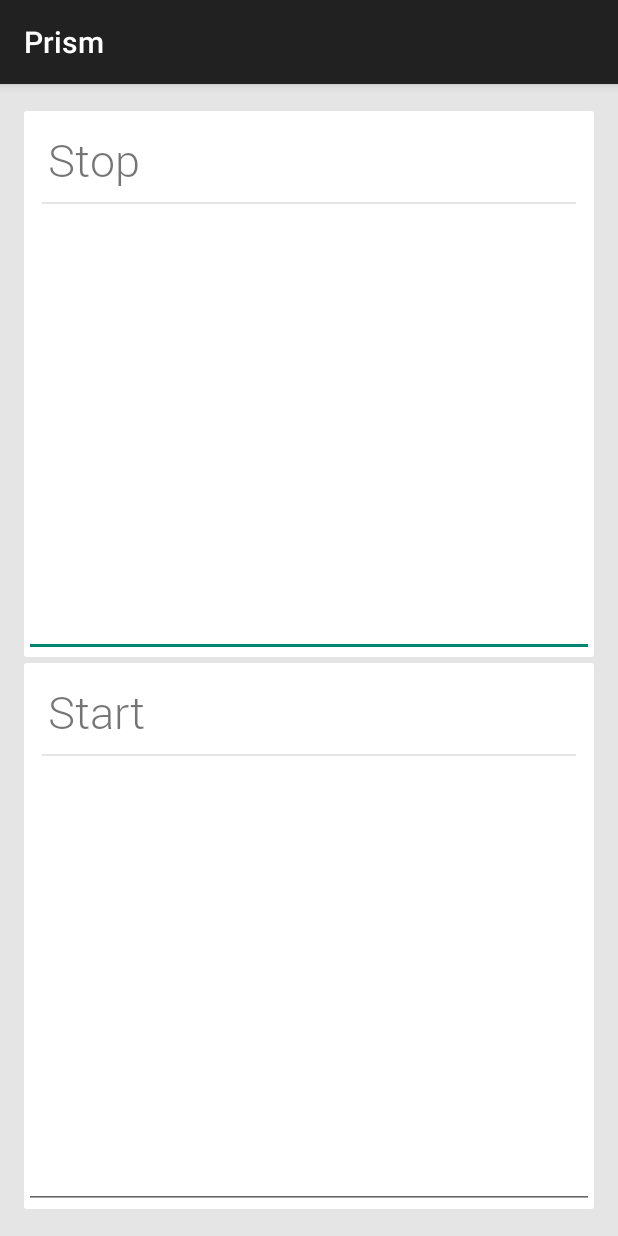
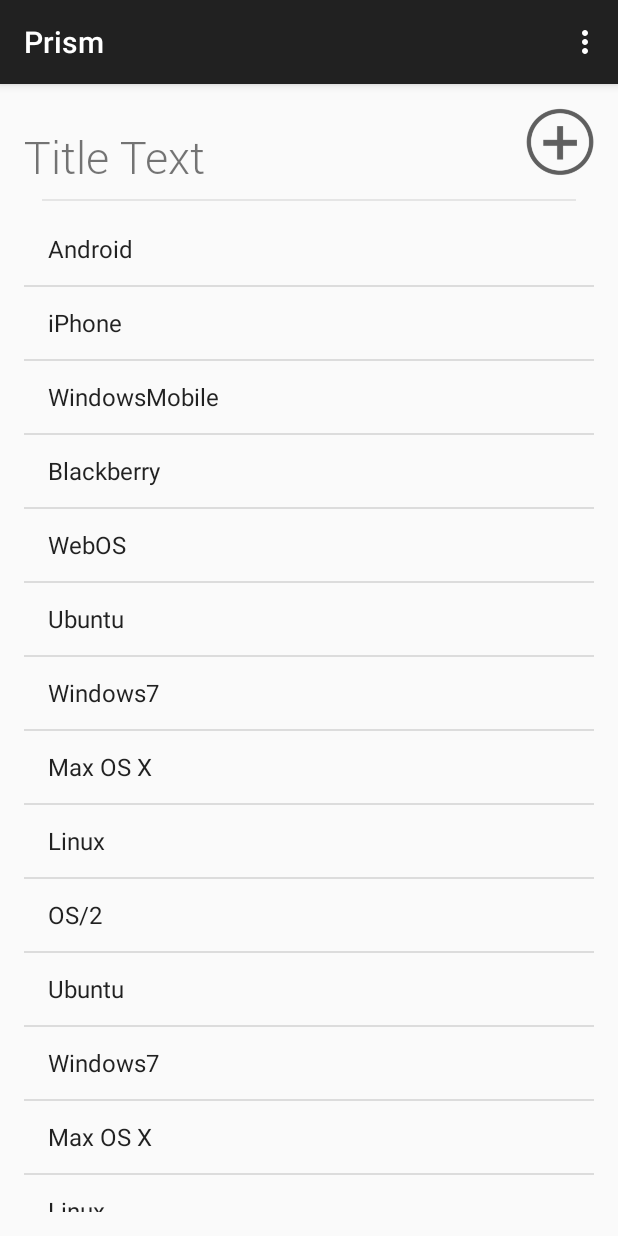
Before and after one commit to phyous/prism, an Android app: the screen it shows after launch (GraderActivity before the commit, TimelineActivity after it), on a phone screen of 412 x 824 dp. Run offline under Robolectric (Android 15) with nearby library versions, the phone set to English and light mode, and no system bars.

Commit message:
Added activity for viewing timeline of entries

```diff
--- a/Prism/src/main/java/com/phyous/prism/GraderCardFragment.java
+++ b/Prism/src/main/java/com/phyous/prism/GraderCardFragment.java
@@ -1,10 +1,12 @@
 package com.phyous.prism;
 
+import android.content.Intent;
 import android.os.Bundle;
 import android.support.v4.app.Fragment;
 import android.view.LayoutInflater;
 import android.view.View;
 import android.view.ViewGroup;
+import android.widget.ImageView;
 
 import com.phyous.prism.widget.TypefacedTextView;
 
--- /dev/null
+++ b/Prism/src/main/java/com/phyous/prism/TimelineActivity.java
@@ -0,0 +1,48 @@
+package com.phyous.prism;
+
+import android.support.v7.app.ActionBarActivity;
+import android.support.v7.app.ActionBar;
+import android.support.v4.app.Fragment;
+import android.os.Bundle;
+import android.view.LayoutInflater;
+import android.view.Menu;
+import android.view.MenuItem;
+import android.view.View;
+import android.view.ViewGroup;
+import android.os.Build;
+
+public class TimelineActivity extends ActionBarActivity {
+
+    @Override
+    protected void onCreate(Bundle savedInstanceState) {
+        super.onCreate(savedInstanceState);
+        setContentView(R.layout.activity_timeline);
+
+        if (savedInstanceState == null) {
+            getSupportFragmentManager().beginTransaction()
+                    .add(R.id.container, new TimelineListFragment())
+                    .commit();
+        }
+    }
+
+
+    @Override
+    public boolean onCreateOptionsMenu(Menu menu) {
+
+        // Inflate the menu; this adds items to the action bar if it is present.
+        getMenuInflater().inflate(R.menu.timeline, menu);
+        return true;
+    }
+
+    @Override
+    public boolean onOptionsItemSelected(MenuItem item) {
+        // Handle action bar item clicks here. The action bar will
+        // automatically handle clicks on the Home/Up button, so long
+        // as you specify a parent activity in AndroidManifest.xml.
+        int id = item.getItemId();
+        if (id == R.id.action_settings) {
+            return true;
+        }
+        return super.onOptionsItemSelected(item);
+    }
+}
--- /dev/null
+++ b/Prism/src/main/java/com/phyous/prism/TimelineListFragment.java
@@ -0,0 +1,91 @@
+package com.phyous.prism;
+
+import android.content.Context;
+import android.content.Intent;
+import android.os.Bundle;
+import android.support.v4.app.Fragment;
+import android.view.LayoutInflater;
+import android.view.View;
+import android.view.ViewGroup;
+import android.widget.AdapterView;
+import android.widget.ArrayAdapter;
+import android.widget.ImageView;
+import android.widget.ListView;
+import android.widget.Toast;
+
+import java.util.ArrayList;
+import java.util.HashMap;
+import java.util.List;
+
+public class TimelineListFragment extends Fragment {
+
+    public TimelineListFragment() {
+    }
+
+    @Override
+    public View onCreateView(LayoutInflater inflater, ViewGroup container,
+            Bundle savedInstanceState) {
+        View rootView = inflater.inflate(R.layout.fragment_timeline, container, false);
+
+        final ImageView button = (ImageView) rootView.findViewById(R.id.plus_icon);
+        button.setOnClickListener(new View.OnClickListener() {
+            @Override
+            public void onClick(View v) {
+                Intent intent = new Intent(getActivity(), GraderActivity.class);
+                startActivity(intent);
+            }
+        });
+
+        final ListView listview = (ListView) rootView.findViewById(R.id.listview);
+        String[] values = new String[]{"Android", "iPhone", "WindowsMobile",
+                "Blackberry", "WebOS", "Ubuntu", "Windows7", "Max OS X",
+                "Linux", "OS/2", "Ubuntu", "Windows7", "Max OS X", "Linux",
+                "OS/2", "Ubuntu", "Windows7", "Max OS X", "Linux", "OS/2",
+                "Android", "iPhone", "WindowsMobile"};
+
+        final ArrayList<String> list = new ArrayList<String>();
+        for (int i = 0; i < values.length; ++i) {
+            list.add(values[i]);
+        }
+        final StableArrayAdapter adapter = new StableArrayAdapter(getActivity(),
+                android.R.layout.simple_list_item_1, list);
+        listview.setAdapter(adapter);
+
+        listview.setOnItemClickListener(new AdapterView.OnItemClickListener() {
+            @Override
+            public void onItemClick(AdapterView<?> parent, View view,
+                    int position, long id) {
+                Toast.makeText(getActivity(),
+                        "Click ListItem Number " + position, Toast.LENGTH_SHORT)
+                        .show();
+            }
+        });
+
+        return rootView;
+    }
+
+    private class StableArrayAdapter extends ArrayAdapter<String> {
+
+        HashMap<String, Integer> mIdMap = new HashMap<String, Integer>();
+
+        public StableArrayAdapter(Context context, int textViewResourceId,
+                List<String> objects) {
+            super(context, textViewResourceId, objects);
+            for (int i = 0; i < objects.size(); ++i) {
+                mIdMap.put(objects.get(i), i);
+            }
+        }
+
+        @Override
+        public long getItemId(int position) {
+            String item = getItem(position);
+            return mIdMap.get(item);
+        }
+
+        @Override
+        public boolean hasStableIds() {
+            return true;
+        }
+
+    }
+}
--- /dev/null
+++ b/Prism/src/main/res/layout/activity_timeline.xml
@@ -0,0 +1,7 @@
+<FrameLayout xmlns:android="http://schemas.android.com/apk/res/android"
+    xmlns:tools="http://schemas.android.com/tools"
+    android:id="@+id/container"
+    android:layout_width="match_parent"
+    android:layout_height="match_parent"
+    tools:context="com.phyous.prism.TimelineActivity"
+    tools:ignore="MergeRootFrame" />
--- a/Prism/src/main/res/layout/fragment_grader_card.xml
+++ b/Prism/src/main/res/layout/fragment_grader_card.xml
@@ -1,12 +1,13 @@
 <RelativeLayout xmlns:android="http://schemas.android.com/apk/res/android"
                 xmlns:tools="http://schemas.android.com/tools"
                 xmlns:app="http://schemas.android.com/apk/res-auto"
+                android:id="@+id/grader_card"
                 android:layout_width="match_parent"
                 android:layout_height="match_parent"
                 android:paddingTop="@dimen/card_vertical_margin"
                 android:paddingBottom="@dimen/card_vertical_margin"
                 android:background="@color/background_grey"
-                tools:context=".MainActivity$PlaceholderFragment">
+                tools:context=".GraderCardFragment">
 
     <RelativeLayout
             android:layout_width="match_parent"
--- /dev/null
+++ b/Prism/src/main/res/layout/fragment_timeline.xml
@@ -0,0 +1,48 @@
+<RelativeLayout xmlns:android="http://schemas.android.com/apk/res/android"
+    xmlns:tools="http://schemas.android.com/tools"
+    xmlns:app="http://schemas.android.com/apk/res-auto"
+    android:layout_width="match_parent"
+    android:layout_height="match_parent"
+    android:paddingLeft="@dimen/activity_horizontal_margin"
+    android:paddingRight="@dimen/activity_horizontal_margin"
+    android:paddingTop="@dimen/activity_vertical_margin"
+    android:paddingBottom="@dimen/activity_vertical_margin"
+    tools:context="com.phyous.prism.TimelineActivity$PlaceholderFragment">
+
+    <com.phyous.prism.widget.TypefacedTextView
+            android:id="@+id/title"
+            android:text="Title Text"
+            android:layout_width="wrap_content"
+            android:layout_height="wrap_content"
+            android:textSize="30sp"
+            android:paddingTop="12dp"
+            app:typeface="fonts/Roboto-Light.ttf"
+            />
+
+
+    <ImageView
+            android:id="@+id/plus_icon"
+            android:layout_alignParentRight="true"
+            android:layout_alignParentTop="true"
+            android:layout_width="45dp"
+            android:layout_height="45dp"
+            android:src="@drawable/plus"/>
+
+    <View
+            android:id="@+id/div_bar"
+            android:layout_below="@id/title"
+            android:layout_width="match_parent"
+            android:layout_height="1dp"
+            android:layout_marginTop="8dp"
+            android:layout_marginBottom="8dp"
+            android:layout_marginLeft="12dp"
+            android:layout_marginRight="12dp"
+            android:background="@color/background_grey"
+            />
+
+    <ListView android:id="@+id/listview"
+              android:layout_below="@id/div_bar"
+              android:layout_width="match_parent"
+              android:layout_height="wrap_content" />
+
+</RelativeLayout>
--- /dev/null
+++ b/Prism/src/main/res/menu/timeline.xml
@@ -0,0 +1,10 @@
+<menu xmlns:android="http://schemas.android.com/apk/res/android"
+    xmlns:app="http://schemas.android.com/apk/res-auto"
+    xmlns:tools="http://schemas.android.com/tools"
+    tools:context="com.phyous.prism.TimelineActivity" >
+
+    <item android:id="@+id/action_settings"
+        android:title="@string/action_settings"
+        android:orderInCategory="100"
+        app:showAsAction="never" />
+</menu>
--- a/Prism/src/main/res/values/strings.xml
+++ b/Prism/src/main/res/values/strings.xml
@@ -1,8 +1,8 @@
 <?xml version="1.0" encoding="utf-8"?>
 <resources>
-
     <string name="app_name">Prism</string>
     <string name="hello_world">Hello world!</string>
     <string name="action_settings">Settings</string>
-
+    <string name="title_activity_timeline">TimelineActivity</string>
+    <string name="title_activity_grader">GraderActivity</string>
 </resources>
```
Also changed, not shown: Prism/src/main/AndroidManifest.xml (+6 -1 lines), Prism/src/main/java/com/phyous/prism/GraderActivity.java (+23 -3 lines), Prism/src/main/java/com/phyous/prism/provider/PrismContract.java (added, +7 -0 lines), Prism/src/main/java/com/phyous/prism/util/DateHelper.java (added, +16 -0 lines), Prism/src/main/res/layout/activity_grader.xml (+48 -11 lines), Prism/src/main/res/drawable/arrow.png (added), Prism/src/main/res/drawable/plus.png (added).
